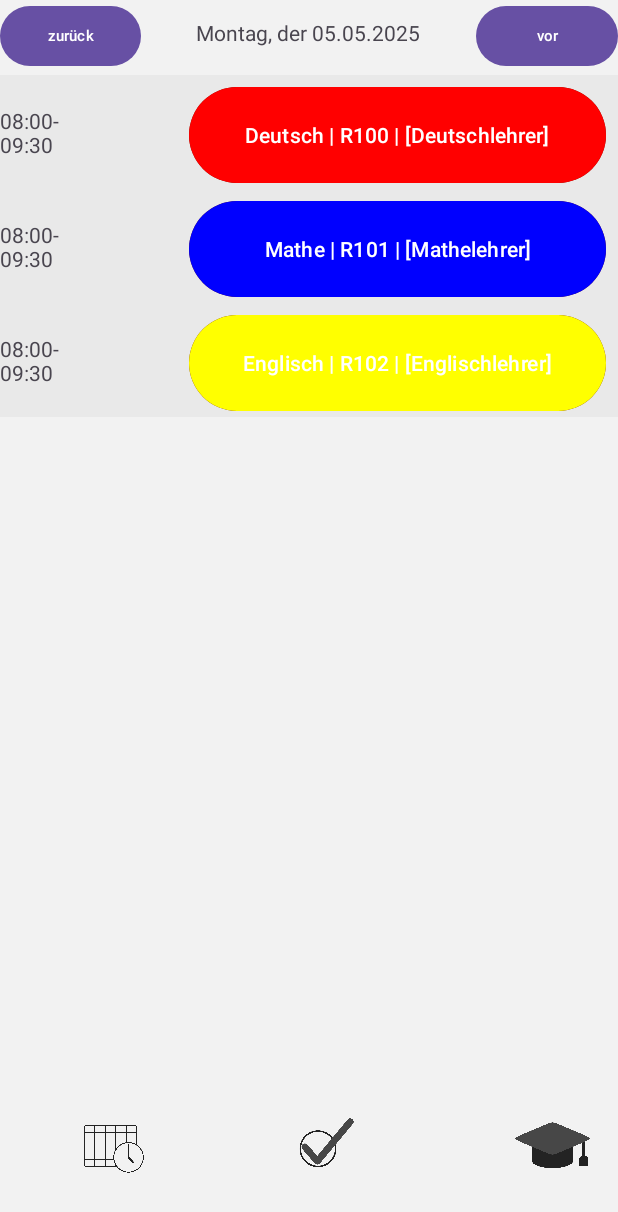
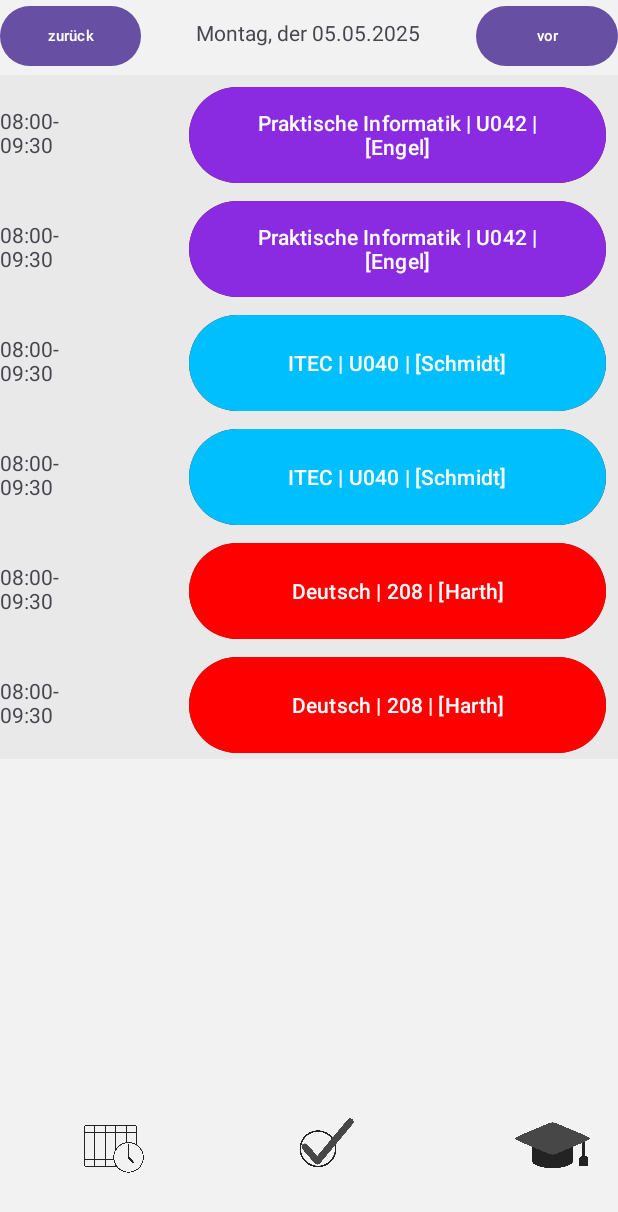
Before and after one commit to KevinGebert07/Schulplaner-Android-App, an Android app: the screen it shows after launch (TimetableActivity), after a tap on an icon or button, on a phone screen of 412 x 824 dp. Shown: the top 1212 px of the screen. Run offline under Robolectric (Android 15) with nearby library versions, the phone set to English and light mode, and no system bars.

Commit message:
Funktionisierung des TLS Stundenplan, noch ohne A/B Wochen, funktioniert aber. Fach Farben müssen noch überarbeitet werden. Stundenplan wird noch nicht in JSON gespeichert.
Jannis

```diff
--- a/app/src/main/java/de/StundenplanHelden/schulplaner_android_app/BGStundenplan.java
+++ b/app/src/main/java/de/StundenplanHelden/schulplaner_android_app/BGStundenplan.java
@@ -10,101 +10,67 @@ import java.util.Arrays;
 import java.util.List;
 
 public class BGStundenplan {
-    public static ArrayList<Fach> tlsFächer(){
+    public static Stundenplan jannisStundenplan(){
+        ArrayList<Fach> fächer = Verwaltung.getInstance().fächer;
+        //Objekte Unterrichtsstunden Montag
+        Unterrichtsstunde mo1 = new Unterrichtsstunde("1", new ArrayList<>(Arrays.asList("Engel")), "U042", fächer.get(11));
+        Unterrichtsstunde mo2 = new Unterrichtsstunde("2", new ArrayList<>(Arrays.asList("Engel")), "U042", fächer.get(11));
+        Unterrichtsstunde mo3 = new Unterrichtsstunde("3", new ArrayList<>(Arrays.asList("Schmidt")), "U040", fächer.get(13));
+        Unterrichtsstunde mo4 = new Unterrichtsstunde("4", new ArrayList<>(Arrays.asList("Schmidt")), "U040", fächer.get(13));
+        Unterrichtsstunde mo5 = new Unterrichtsstunde("5", new ArrayList<>(Arrays.asList("Harth")), "208", fächer.get(0));
+        Unterrichtsstunde mo6 = new Unterrichtsstunde("6", new ArrayList<>(Arrays.asList("Harth")), "208", fächer.get(0));
 
-        //Erstelle Beispielfächer, die beim Starten der APP als JSON gespeichert werden
-        ArrayList<Fach> fächer = new ArrayList<>() {
-            new Fach("Deutsch", ),                      //0
-            new Fach("Englisch", ),                     //1
-            new Fach("Mathematik", ),                   //2
-            new Fach("Geschichte", ),                   //3
-            new Fach("PoWi", ),                         //4
-            new Fach("Physik", ),                       //5
-            new Fach("Biologie", ),                     //6
-            new Fach("Chemie", ),                       //7
-            new Fach("Ethik", ),                        //8
-            new Fach("Religion", ),                     //9
-            new Fach("Sport", ),                        //10
-            new Fach("Spanisch", )                      //11
-            new Fach("Praktische Informatik", ),        //12
-            new Fach("Informationstechnik", ),          //13
-            new Fach("Software Engineering", ),         //14
-            new Fach("Bautechnik", ),                   //15
-            new Fach("Konstruktionslehre", ),           //16
-            new Fach("Mechatronik", ),                  //17
-            new Fach("Elektrotechnik", ),               //18
-            new Fach("Technische Kommunikation", ),     //19
-            new Fach("Darstellendes Spiel", ),          //20
-            new Fach("Debattieren", ),                  //21
-            new Fach("Veranstaltungstechnik", ),        //22
-            new Fach("Schulband", ),                    //23
-            new Fach("Kreatives Schreiben"),            //24
+//Objekte Unterrichtsstunden Dienstag
+        Unterrichtsstunde di1 = new Unterrichtsstunde("1", new ArrayList<>(Arrays.asList("Aldudak")), "R25", fächer.get(3));
+        Unterrichtsstunde di2 = new Unterrichtsstunde("2", new ArrayList<>(Arrays.asList("Aldudak")), "R25", fächer.get(3));
+        Unterrichtsstunde di3 = new Unterrichtsstunde("3", new ArrayList<>(Arrays.asList("Penschinski")), "R040", fächer.get(1));
+        Unterrichtsstunde di4 = new Unterrichtsstunde("4", new ArrayList<>(Arrays.asList("Penschinski")), "R040", fächer.get(1));
+        Unterrichtsstunde di5 = new Unterrichtsstunde("5", new ArrayList<>(Arrays.asList("Kühn")), "R212", fächer.get(6));
+        Unterrichtsstunde di6 = new Unterrichtsstunde("6", new ArrayList<>(Arrays.asList("Kühn")), "R212", fächer.get(6));
+        Unterrichtsstunde di7 = new Unterrichtsstunde("7", new ArrayList<>(Arrays.asList("Becker")), "Sporthalle", fächer.get(9));
+        Unterrichtsstunde di8 = new Unterrichtsstunde("8", new ArrayList<>(Arrays.asList("Becker")), "Sporthalle", fächer.get(9));
 
-        };
-        return fächer;
-    }
+//Objekte Unterrichtsstunden Mittwoch
+        Unterrichtsstunde mi5 = new Unterrichtsstunde("1", new ArrayList<>(Arrays.asList("Schaub")), "R25", fächer.get(10));
+        Unterrichtsstunde mi6 = new Unterrichtsstunde("2", new ArrayList<>(Arrays.asList("Schaub")), "R25", fächer.get(10));
+        Unterrichtsstunde mi7 = new Unterrichtsstunde("3", new ArrayList<>(Arrays.asList("Schaum")), "R040", fächer.get(12));
+        Unterrichtsstunde mi8 = new Unterrichtsstunde("4", new ArrayList<>(Arrays.asList("Schaum")), "R040", fächer.get(12));
 
-    public static String jannisStundenplan(){
-        ArrayList<Fach> fächer = tlsFächer();
+//Objekte Unterrichtsstunden Donnerstag
+        Unterrichtsstunde do1 = new Unterrichtsstunde("1", new ArrayList<>(Arrays.asList("Penschinski")), "A010", fächer.get(1));
+        Unterrichtsstunde do2 = new Unterrichtsstunde("2", new ArrayList<>(Arrays.asList("Penschinski")), "A010", fächer.get(1));
+        Unterrichtsstunde do3 = new Unterrichtsstunde("3", new ArrayList<>(Arrays.asList("Penschinski")), "A010", fächer.get(1));
+        Unterrichtsstunde do4 = new Unterrichtsstunde("4", new ArrayList<>(Arrays.asList("Penschinski")), "A010", fächer.get(1));
+        Unterrichtsstunde do5 = new Unterrichtsstunde("5", new ArrayList<>(Arrays.asList("Bledau")), "D010", fächer.get(8));
+        Unterrichtsstunde do6 = new Unterrichtsstunde("6", new ArrayList<>(Arrays.asList("Bledau")), "D010", fächer.get(8));
+        Unterrichtsstunde do7 = new Unterrichtsstunde("7", new ArrayList<>(Arrays.asList("Harth")), "A010", fächer.get(0));
+        Unterrichtsstunde do8 = new Unterrichtsstunde("8", new ArrayList<>(Arrays.asList("Harth")), "A010", fächer.get(0));
+        Unterrichtsstunde do9 = new Unterrichtsstunde("9", new ArrayList<>(Arrays.asList("Watolla")), "DS Raum", fächer.get(20));
+        Unterrichtsstunde do10 = new Unterrichtsstunde("10", new ArrayList<>(Arrays.asList("Watolla")), "DS Raum", fächer.get(20));
 
-        //Objekte Unterrichtsstunden Montag
-        Unterrichtsstunde m1 = new Unterrichtsstunde("1", new ArrayList<>(){"Engel"}, "U042", fächer.get(12));
-        Unterrichtsstunde m2 = new Unterrichtsstunde("2", new ArrayList<>(){"Engel"}, "U042", fächer.get(13));
-        Unterrichtsstunde m3 = new Unterrichtsstunde("3", new ArrayList<>(){"Schmidt"}, "U040", fächer.get(13));
-        Unterrichtsstunde m4 = new Unterrichtsstunde("4", new ArrayList<>(){"Schmidt"}, "U040", fächer.get(13));
-        Unterrichtsstunde m5 = new Unterrichtsstunde("5", new ArrayList<>(){"Harth"}, "208", fächer.get(0));
-        Unterrichtsstunde m6 = new Unterrichtsstunde("6", new ArrayList<>(){"Harth"}, "208", fächer.get(0));
-
-        //Objekte Unterrichtsstunden Dienstag
-        Unterrichtsstunde d1 = new Unterrichtsstunde("1", new ArrayList<>(){"Aldudak"}, "R25", fächer.get(4));
-        Unterrichtsstunde d2 = new Unterrichtsstunde("2", new ArrayList<>(){"Aldudak"}, "R25", fächer.get(4));
-        Unterrichtsstunde d3 = new Unterrichtsstunde("3", new ArrayList<>(){"Penschinski"}, "R040", fächer.get(2));
-        Unterrichtsstunde d4 = new Unterrichtsstunde("4", new ArrayList<>(){"Penschinski"}, "R040", fächer.get(2));
-        Unterrichtsstunde d5 = new Unterrichtsstunde("5", new ArrayList<>(){"Kühn"}, "212", fächer.get(7));
-        Unterrichtsstunde d6 = new Unterrichtsstunde("6", new ArrayList<>(){"Kühn"}, "212", fächer.get(7));
-        Unterrichtsstunde d7 = new Unterrichtsstunde("7", new ArrayList<>(){"Becker"}, "Sporthalle", fächer.get(10));
-        Unterrichtsstunde d8 = new Unterrichtsstunde("8", new ArrayList<>(){"Becker"}, "Sporthalle", fächer.get(10));
-
-        //Objekte Unterrichtsstunden Mittwoch
-        Unterrichtsstunde m1 = new Unterrichtsstunde("1", new ArrayList<>(){"Schaub"}, "R25", fächer.get(11));
-        Unterrichtsstunde m2 = new Unterrichtsstunde("2", new ArrayList<>(){"Schaub"}, "R25", fächer.get(11));
-        Unterrichtsstunde m3 = new Unterrichtsstunde("3", new ArrayList<>(){"Schaum"}, "R040", fächer.get(1));
-        Unterrichtsstunde m4 = new Unterrichtsstunde("4", new ArrayList<>(){"Schaum"}, "R040", fächer.get(2));
-
-        //Objekte Unterrichtsstunden Donnerstag
-        Unterrichtsstunde d1 = new Unterrichtsstunde("1", new ArrayList<>(Arrays.asList("Penschinski")), "A010", fächer.get(2));
-        Unterrichtsstunde d2 = new Unterrichtsstunde("2", new ArrayList<>(){"Penschinski"}, "A010", fächer.get(2));
-        Unterrichtsstunde d3 = new Unterrichtsstunde("3", new ArrayList<>(){"Penschinski"}, "A010", fächer.get(2));
-        Unterrichtsstunde d4 = new Unterrichtsstunde("4", new ArrayList<>(){"Penschinski"}, "A010", fächer.get(2));
-        Unterrichtsstunde d5 = new Unterrichtsstunde("5", new ArrayList<>(){"Bledau"}, "D010", fächer.get(9));
-        Unterrichtsstunde d6 = new Unterrichtsstunde("6", new ArrayList<>(){"Bledau"}, "D010", fächer.get(9));
-        Unterrichtsstunde d7 = new Unterrichtsstunde("7", new ArrayList<>(){"Harth"}, "A010", fächer.get(0));
-        Unterrichtsstunde d8 = new Unterrichtsstunde("8", new ArrayList<>(){"Harth"}, "A010", fächer.get(0));
-        Unterrichtsstunde d9 = new Unterrichtsstunde("9", new ArrayList<>(){"Watolla"}, "DS Raum", fächer.get(20));
-        Unterrichtsstunde d10 = new Unterrichtsstunde("10", new ArrayList<>(){"Watolla"}, "DS Raum", fächer.get(20));
-
-        //Objekte Unterrichtsstunden Freitag
-        Unterrichtsstunde f1 = new Unterrichtsstunde("1", new ArrayList<>(Arrays.asList("Engel")), "U040", fächer.get(4));
-        Unterrichtsstunde f2 = new Unterrichtsstunde("2", new ArrayList<>(){"Engel"}, "U040", fächer.get(4));
-        Unterrichtsstunde f3 = new Unterrichtsstunde("3", new ArrayList<>(){"Schmidt"}, "U040", fächer.get(2));
-        Unterrichtsstunde f4 = new Unterrichtsstunde("4", new ArrayList<>(){"Schmidt"}, "U040", fächer.get(2));
-        Unterrichtsstunde f5 = new Unterrichtsstunde("5", new ArrayList<>(){"Aldudak"}, "R040", fächer.get(7));
-        Unterrichtsstunde f6 = new Unterrichtsstunde("6", new ArrayList<>(){"Aldudak"}, "R040", fächer.get(7));
-        Unterrichtsstunde f7 = new Unterrichtsstunde("7", new ArrayList<>(){"Schaum"}, "R040", fächer.get(10));
-        Unterrichtsstunde f8 = new Unterrichtsstunde("8", new ArrayList<>(){"Schaum"}, "R040", fächer.get(10));
+//Objekte Unterrichtsstunden Freitag
+        Unterrichtsstunde fr1 = new Unterrichtsstunde("1", new ArrayList<>(Arrays.asList("Engel")), "U040", fächer.get(11));
+        Unterrichtsstunde fr2 = new Unterrichtsstunde("2", new ArrayList<>(Arrays.asList("Engel")), "U040", fächer.get(11));
+        Unterrichtsstunde fr3 = new Unterrichtsstunde("3", new ArrayList<>(Arrays.asList("Schmidt")), "U040", fächer.get(14));
+        Unterrichtsstunde fr4 = new Unterrichtsstunde("4", new ArrayList<>(Arrays.asList("Schmidt")), "U040", fächer.get(14));
+        Unterrichtsstunde fr5 = new Unterrichtsstunde("5", new ArrayList<>(Arrays.asList("Aldudak")), "R040", fächer.get(2));
+        Unterrichtsstunde fr6 = new Unterrichtsstunde("6", new ArrayList<>(Arrays.asList("Aldudak")), "R040", fächer.get(2));
+        Unterrichtsstunde fr7 = new Unterrichtsstunde("7", new ArrayList<>(Arrays.asList("Schaum")), "R040", fächer.get(12));
+        Unterrichtsstunde fr8 = new Unterrichtsstunde("8", new ArrayList<>(Arrays.asList("Schaum")), "R040", fächer.get(12));
 
         //Schultage
-        Schultag mo1 = new Schultag("Montag", new ArrayList<>(Arrays.asList(m1, m2, m3, m4, m5, m6)));
-        Schultag di1 = new Schultag("Montag", new ArrayList<>(Arrays.asList(m1, m2, m3, m4, m5, m6)));
-        Schultag mi3 = new Schultag("Montag", new ArrayList<>(Arrays.asList(m1, m2, m3, m4, m5, m6)));
-        Schultag do4 = new Schultag("Montag", new ArrayList<>(Arrays.asList(m1, m2, m3, m4, m5, m6)));
-        Schultag fr5 = new Schultag("Montag", new ArrayList<>(Arrays.asList(m1, m2, m3, m4, m5, m6)));
+        Schultag montag1 = new Schultag("Montag", new ArrayList<>(Arrays.asList(mo1, mo2, mo3, mo4, mo5, mo6)));
+        Schultag dienstag1 = new Schultag("Dienstag", new ArrayList<>(Arrays.asList(di1, di2, di3, di4, di5, di6, di7, di8)));
+        Schultag mittwoch1 = new Schultag("Mittwoch", new ArrayList<>(Arrays.asList(mi5, mi6, mi7, mi8)));
+        Schultag donnerstag1 = new Schultag("Donnerstag", new ArrayList<>(Arrays.asList(do1, do2, do3, do4, do5, do6, do7, do8, do9, do10)));
+        Schultag freitag1 = new Schultag("Freitag", new ArrayList<>(Arrays.asList(fr1, fr2, fr3, fr4, fr5, fr6)));
 
         //Schulwochen
-        Schulwoche sw1 = new Schulwoche("mo1, di1, mi1, do1, fr1");
-        Schulwoche sw2 = new Schulwoche("mo2, di2, mi2, do2, fr2");
+        Schulwoche sw1 = new Schulwoche(new Schultag[] {montag1, dienstag1, mittwoch1, donnerstag1, freitag1, new Schultag("Samstag"), new Schultag("Sonntag")});
+        Schulwoche sw2 = new Schulwoche(new Schultag[] {montag1, dienstag1, mittwoch1, donnerstag1, freitag1, new Schultag("Samstag"), new Schultag("Sonntag")});
 
-
+        Stundenplan stundenplan = new Stundenplan("TLS Stundenplan Jannis", sw1, sw2);
+        return stundenplan;
 
     }
 }
--- a/app/src/main/java/de/StundenplanHelden/schulplaner_android_app/MainActivity.java
+++ b/app/src/main/java/de/StundenplanHelden/schulplaner_android_app/MainActivity.java
@@ -45,12 +45,15 @@ public class MainActivity extends AppCompatActivity {
         Gson gson = new Gson();
 
         try {
-            verwaltung.stundenplan = gson.fromJson(Verwaltung.readFile(getFilesDir().getPath()+Verwaltung.STUNDENPLAN_FILE_NAME, StandardCharsets.UTF_8), Stundenplan.class);
+            //verwaltung.stundenplan = gson.fromJson(Verwaltung.readFile(getFilesDir().getPath()+Verwaltung.STUNDENPLAN_FILE_NAME, StandardCharsets.UTF_8), Stundenplan.class);
 
-            String fächerJson = Verwaltung.readFile(getFilesDir().getPath()+Verwaltung.FÄCHER_FILE_NAME,StandardCharsets.UTF_8);
-            Type listType = new TypeToken<List<Fach>>(){}.getType();
-            List<Fach> fächer = gson.fromJson(fächerJson, listType);
-            verwaltung.fächer = new ArrayList<>(fächer);
+            //String fächerJson = Verwaltung.readFile(getFilesDir().getPath()+Verwaltung.FÄCHER_FILE_NAME,StandardCharsets.UTF_8);
+            //Type listType = new TypeToken<List<Fach>>(){}.getType();
+            //List<Fach> fächer = gson.fromJson(fächerJson, listType);
+            //verwaltung.fächer = new ArrayList<>(fächer);
+
+            verwaltung.neueFächer(tlsFächer());
+            verwaltung.neuerStundenplan(BGStundenplan.jannisStundenplan());
 
         } catch (Exception e) {
             Log.e("MainActivity", "Catch Data from JSON: "+ e);
@@ -58,34 +61,35 @@ public class MainActivity extends AppCompatActivity {
 
     }
 
-    public static ArrayList<Fach> tlsFächer(){
+    public ArrayList<Fach> tlsFächer(){
         //Erstelle Beispielfächer, die beim Starten der APP als JSON gespeichert werden
-        ArrayList<Fach> fächer = new ArrayList<>(Arrays.asList(
-            new Fach("Deutsch", R.color.Deutsch),
-            new Fach("Mathe",R.color.Mathematik),
-            new Fach("Englisch",R.color.Englisch ),
-            new Fach("Powi", R.color.Powi),
-            new Fach("Geschichte", R.color.Geschichte),
-            new Fach("Chemie", R.color.Chemie),
-            new Fach("Physik", R.color.Physik),
-            new Fach("Biologie", R.color.Biologie),
-            new Fach("PI", R.color.Physik),
-            new Fach("ITEC", R.color.Informationstechnik),
-            new Fach("Software Engeneering", R.color.SoftwareEngineering),
-            new Fach("Bautechnik", R.color.Bautechnik),
-            new Fach("Konstruktionslehre", R.color.Konstruktionslehre),
-            new Fach("Technische Kommunikation", R.color.TK),
-            new Fach("Mechatronik", R.color.Mechatronik),
-            new Fach("Elektrotechnik", R.color.Elektrotechnik),
-            new Fach("DS", R.color.DS),
-            new Fach("Debattieren", R.color.Deutsch),
-            new Fach("Veranstaltungstechnik", R.color.Veranstalltungstechnik),
-            new Fach("Schulband", R.color.Schulband),
-            new Fach("Religion", R.color.Religion),
-            new Fach("Ethik", R.color.Ethik),
-            new Fach("Sport", R.color.Sport),
-            new Fach("Spanisch", R.color.Spanisch)
-                ));
+    ArrayList<Fach> fächer = new ArrayList<>(Arrays.asList(
+        new Fach("Deutsch", getResources().getColor(R.color.Deutsch, null)),
+        new Fach("Mathe", getResources().getColor(R.color.Mathematik, null)),
+        new Fach("Geschichte", getResources().getColor(R.color.Geschichte, null)),
+        new Fach("Powi", getResources().getColor(R.color.Powi, null)),
+        new Fach("Physik", getResources().getColor(R.color.Physik, null)),
+        new Fach("Biologie", getResources().getColor(R.color.Biologie, null)),
+        new Fach("Chemie", getResources().getColor(R.color.Chemie, null)),
+        new Fach("Ethik", getResources().getColor(R.color.Ethik, null)),
+        new Fach("Religion", getResources().getColor(R.color.Religion, null)),
+        new Fach("Sport", getResources().getColor(R.color.Sport, null)),
+        new Fach("Spanisch", getResources().getColor(R.color.Spanisch, null)),
+        new Fach("Praktische Informatik", getResources().getColor(R.color.PraktischeInformatik, null)),
+        new Fach("Englisch", getResources().getColor(R.color.Englisch, null)),
+        new Fach("ITEC", getResources().getColor(R.color.Informationstechnik, null)),
+        new Fach("Software Engeneering", getResources().getColor(R.color.SoftwareEngineering, null)),
+        new Fach("Bautechnik", getResources().getColor(R.color.Bautechnik, null)),
+        new Fach("Konstruktionslehre", getResources().getColor(R.color.Konstruktionslehre, null)),
+        new Fach("Technische Kommunikation", getResources().getColor(R.color.TechnischeKommunikation, null)),
+        new Fach("Mechatronik", getResources().getColor(R.color.Mechatronik, null)),
+        new Fach("Elektrotechnik", getResources().getColor(R.color.Elektrotechnik, null)),
+        new Fach("DS", getResources().getColor(R.color.DS, null)),
+        new Fach("Debattieren", getResources().getColor(R.color.Deutsch, null)),
+        new Fach("Veranstaltungstechnik", getResources().getColor(R.color.Veranstaltungstechnik, null)),
+        new Fach("Schulband", getResources().getColor(R.color.Schulband, null))
+        ));
+        Log.e("FATAL", "TLS Fächer erstellt:" + fächer.toString());
         return fächer;
     }
 
--- a/app/src/main/java/de/StundenplanHelden/schulplaner_android_app/Verwaltung.java
+++ b/app/src/main/java/de/StundenplanHelden/schulplaner_android_app/Verwaltung.java
@@ -89,6 +89,14 @@ public class Verwaltung {
         this.stundenplan = neuerStundenplan;
         return neuerStundenplan;
     }
+    public Stundenplan neuerStundenplan(Stundenplan neuerStundenplan){
+        this.stundenplan = neuerStundenplan;
+        return this.stundenplan;
+    }
+    public ArrayList<Fach> neueFächer(ArrayList<Fach> neueFächer){
+        this.fächer = neueFächer;
+        return this.fächer;
+    }
 
 
     //Importiert mit einem Path einen JSON File zu einem Stundenplan. Bei erfolgreicher Konvertierung wird der Stundenplan von Verwaltung mit dem importierten Stundenplan überschrieben
@@ -160,8 +168,6 @@ public class Verwaltung {
         return avg;
     }
 
-
-
     //Methoden die Datensätze als String (JSON) generieren, die bei Erstinstallation der App aufgerfufen werden, um Beispieldatensätze zu integrieren
     public String erstelleBeispielNutzerJSON(){
         //Erstellt einen Beispielnutzer der beim Starten der App als JSON gespeichert wird
--- a/app/src/main/res/values/colors.xml
+++ b/app/src/main/res/values/colors.xml
@@ -18,11 +18,11 @@
     <color name="Ethik">#DEB887</color>
     <color name="Religion">#C71585</color>
     <color name="Sport">#20B2AA</color>
-    <color name="TK">#696969</color>
+    <color name="TechnischeKommunikation">#696969</color>
     <color name="Bautechnik">#006400</color>
     <color name="Konstruktionslehre">#4682B4</color>
     <color name="Debattieren">#FFD700</color>
-    <color name="Veranstalltungstechnik">#BDB76B</color>
+    <color name="Veranstaltungstechnik">#BDB76B</color>
     <color name="Schulband">#FF69B4</color>
     <color name="KreativesSchreiben">#FFB347</color>
     <color name="Mechatronik">#191970</color>
```
